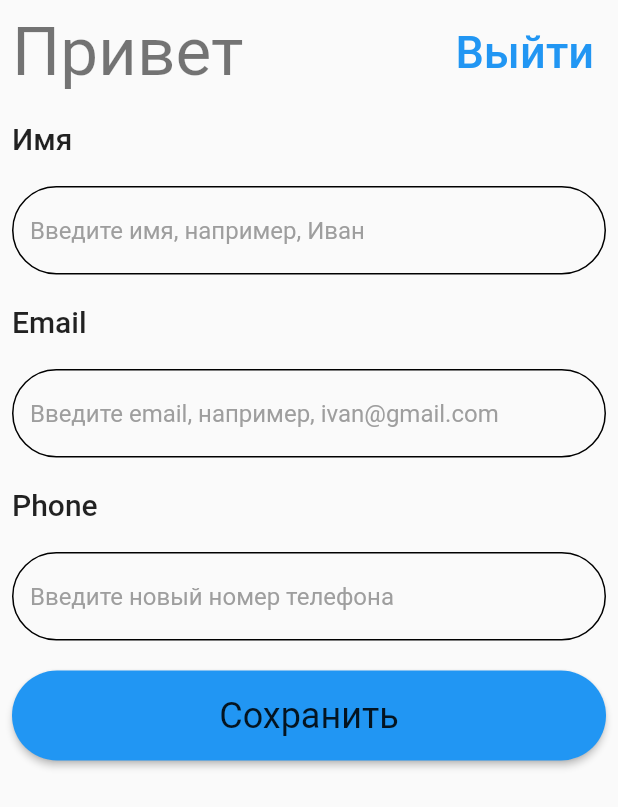
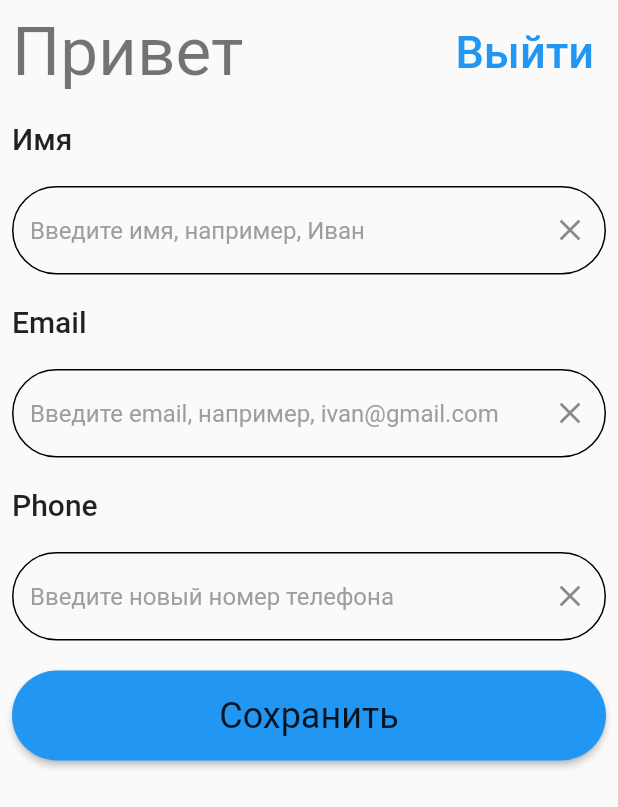
Before and after one commit to RuslanTsitser/login_with_code, a Flutter app: the UserPage screen opened by its route, on a phone screen of 412 x 824 dp. Shown: the top 807 px of the screen. Run offline on Flutter 3.47's test engine with Material 2 defaults, Android fonts, the phone set to English and light mode, and no system bars; our stand-ins replace bloc, dio, flutter_bloc, flutter_secure_storage, freezed_annotation; accounts and stored records are empty.

Commit message:
handled some errors

```diff
--- a/lib/constants/text_field_decoration.dart
+++ b/lib/constants/text_field_decoration.dart
@@ -1,7 +1,14 @@
 import 'package:flutter/material.dart';
 
-InputDecoration textFieldDecoration(String hintText) {
+InputDecoration textFieldDecoration(
+    String hintText, TextEditingController controller) {
   return InputDecoration(
+    suffixIcon: IconButton(
+      icon: const Icon(Icons.clear),
+      onPressed: () {
+        controller.clear();
+      },
+    ),
     enabledBorder: OutlineInputBorder(
       borderRadius: BorderRadius.circular(30),
       borderSide: const BorderSide(color: Colors.black),
--- a/lib/features/profile/auth/logic/cubit/auth_state.dart
+++ b/lib/features/profile/auth/logic/cubit/auth_state.dart
@@ -5,6 +5,7 @@ class AuthState with _$AuthState {
   const AuthState._();
   const factory AuthState.initial() = Initial;
   const factory AuthState.authenticated() = Authenticated;
-  const factory AuthState.unauthenticated({String? email}) = Unauthenticated;
-  const factory AuthState.failure(AuthFailure failure) = Failure;
+  const factory AuthState.unauthenticated() = Unauthenticated;
+  const factory AuthState.failure({AuthFailure? failure}) = Failure;
+  const factory AuthState.loading() = Loading;
 }
--- a/lib/features/profile/update/logic/cubit/update_user_cubit.dart
+++ b/lib/features/profile/update/logic/cubit/update_user_cubit.dart
@@ -22,6 +22,7 @@ class UpdateUserCubit extends Cubit<UpdateUserState> {
         ));
 
   void updateUser({String? name, String? phone, String? email}) async {
+    emit(const Loading());
     final token = await _secureCredentialsStorage.read();
     if (token != null) {
       try {
--- a/lib/features/profile/update/logic/cubit/update_user_state.dart
+++ b/lib/features/profile/update/logic/cubit/update_user_state.dart
@@ -8,4 +8,5 @@ class UpdateUserState with _$UpdateUserState {
     String? phone,
   }) = UpdatedUser;
   const factory UpdateUserState.failure(AuthFailure failure) = Failure;
+  const factory UpdateUserState.loading() = Loading;
 }
--- a/lib/features/profile/update/presentation/user_page.dart
+++ b/lib/features/profile/update/presentation/user_page.dart
@@ -95,8 +95,8 @@ class UserPage extends StatelessWidget {
                   TextFormField(
                     style: const TextStyle(color: Colors.black),
                     controller: _nameController,
-                    decoration:
-                        textFieldDecoration('Введите имя, например, Иван'),
+                    decoration: textFieldDecoration(
+                        'Введите имя, например, Иван', _nameController),
                   ),
                   const SizedBox(height: 20),
                   Text(
@@ -111,7 +111,8 @@ class UserPage extends StatelessWidget {
                     style: const TextStyle(color: Colors.black),
                     controller: _emailController,
                     decoration: textFieldDecoration(
-                        'Введите email, например, ivan@gmail.com'),
+                        'Введите email, например, ivan@gmail.com',
+                        _emailController),
                   ),
                   const SizedBox(height: 20),
                   Text(
@@ -125,8 +126,8 @@ class UserPage extends StatelessWidget {
                   TextFormField(
                     style: const TextStyle(color: Colors.black),
                     controller: _phoneController,
-                    decoration:
-                        textFieldDecoration('Введите новый номер телефона'),
+                    decoration: textFieldDecoration(
+                        'Введите новый номер телефона', _phoneController),
                   ),
                   const SizedBox(height: 20),
                   _loginButton(),
--- a/lib/features/splash/splash_page.dart
+++ b/lib/features/splash/splash_page.dart
@@ -29,7 +29,7 @@ class _SplashPageState extends State<SplashPage> {
         if (state is Authenticated) {
           return UserPage();
         }
-        if (state is Unauthenticated || state is Failure) {
+        if (state is Unauthenticated || state is Failure || state is Loading) {
           return const RegisterPage();
         }
         return Scaffold(
```
Also changed, not shown: lib/features/profile/auth/logic/cubit/auth_cubit.dart (+12 -13 lines), lib/features/profile/auth/presentation/register_page.dart (+5 -2 lines), lib/features/profile/auth/logic/cubit/auth_cubit.freezed.dart, lib/features/profile/update/logic/cubit/update_user_cubit.freezed.dart.
